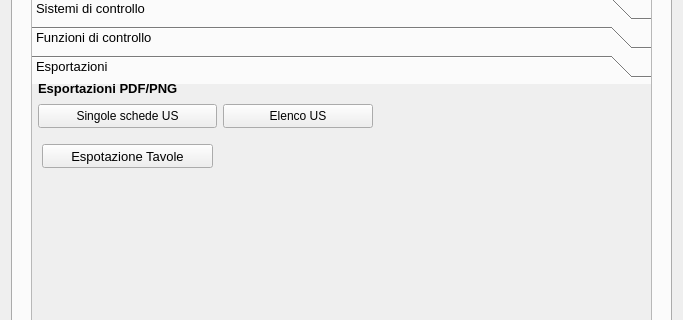
Qt form modules/gui/pyarchinit_US_ui.ui (pyarchinit/pyarchinit) before a commit; both pictures show x 0 to 683 and y 404 to 724 of the 683 by 851 pixel window.
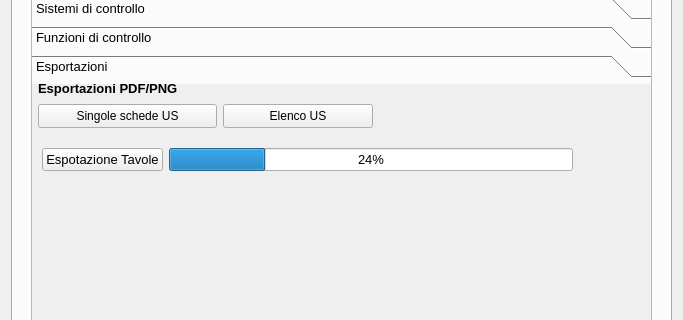
The same form after that commit. The open tabs and pages were chosen to show the change. Icons and pictures are not drawn.

Commit message: Convert QgsComposition to QgsLayout

The edit to the form file:
```diff
--- a/modules/gui/pyarchinit_US_ui.ui
+++ b/modules/gui/pyarchinit_US_ui.ui
@@ -3650,8 +3650,8 @@
                <rect>
                 <x>0</x>
                 <y>0</y>
-                <width>98</width>
-                <height>28</height>
+                <width>586</width>
+                <height>251</height>
                </rect>
               </property>
               <attribute name="label">
@@ -3723,18 +3723,31 @@
                  <normaloff>:/images/sheet.png</normaloff>:/images/sheet.png</iconset>
                </property>
               </widget>
-              <widget class="QPushButton" name="pushButton_exp_tavole">
+              <widget class="QWidget" name="">
                <property name="geometry">
                 <rect>
                  <x>10</x>
                  <y>60</y>
-                 <width>171</width>
-                 <height>24</height>
+                 <width>531</width>
+                 <height>32</height>
                 </rect>
                </property>
-               <property name="text">
-                <string>Espotazione Tavole</string>
-               </property>
+               <layout class="QHBoxLayout" name="horizontalLayout">
+                <item>
+                 <widget class="QPushButton" name="pushButton_exp_tavole">
+                  <property name="text">
+                   <string>Espotazione Tavole</string>
+                  </property>
+                 </widget>
+                </item>
+                <item>
+                 <widget class="QProgressBar" name="progressBar">
+                  <property name="value">
+                   <number>24</number>
+                  </property>
+                 </widget>
+                </item>
+               </layout>
               </widget>
              </widget>
             </widget>
```
Left out of the diff: 12 changed lines with no effect on the pictures. The commit also changes 2 other files.
